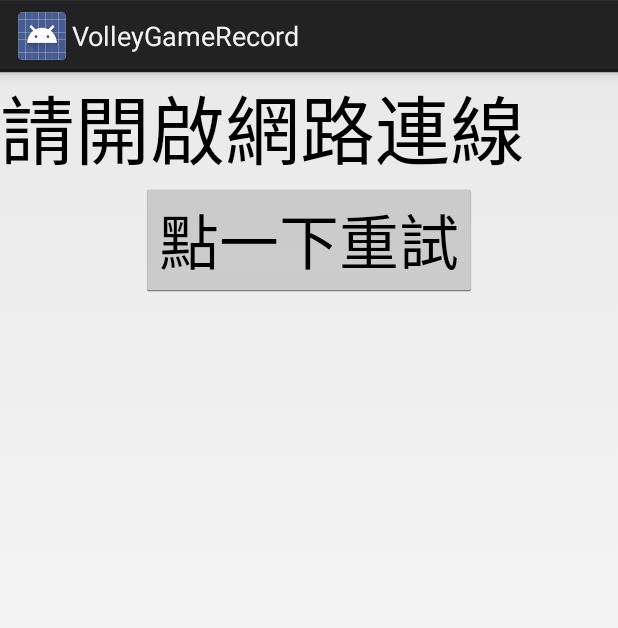
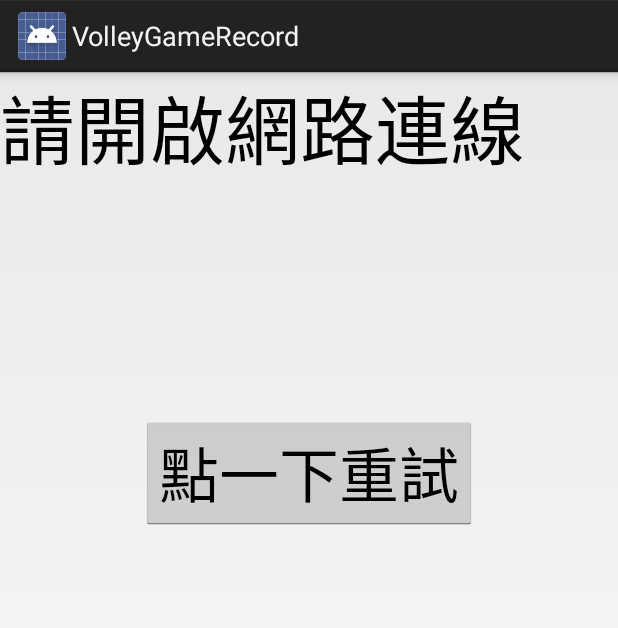
Before and after one commit to Jason52366/VolleyGameRecord, an Android app: the layout activity_nointernet.xml on its own in the app's theme, with its tools: preview values and no code run, on a phone screen of 412 x 824 dp. Shown: the top 628 px of the screen. Run offline under Robolectric (Android 15) with nearby library versions, the light colour scheme and no system bars.

Commit message:
所有ｘｍｌ皆完成

```diff
--- a/app/src/main/res/layout/activity_nointernet.xml
+++ b/app/src/main/res/layout/activity_nointernet.xml
@@ -1,22 +1,28 @@
 <?xml version="1.0" encoding="utf-8"?>
 
-<LinearLayout xmlns:android="http://schemas.android.com/apk/res/android"
-    android:orientation="vertical" android:layout_width="match_parent"
-    android:layout_height="match_parent">
-
-    <TextView
-        android:layout_width="wrap_content"
-        android:layout_height="wrap_content"
-        android:textAppearance="?android:attr/textAppearanceLarge"
-        android:text="請開啟網路連線"
-        android:id="@+id/OpenInternet"
-        android:textSize="50dp" />
+<RelativeLayout xmlns:android="http://schemas.android.com/apk/res/android"
+    android:orientation="vertical" android:layout_width="wrap_content"
+    android:layout_height="wrap_content">
 
     <Button
         android:layout_width="wrap_content"
         android:layout_height="wrap_content"
         android:text="點一下重試"
         android:id="@+id/ReRun"
-        android:layout_gravity="center_horizontal"
-        android:textSize="40dp" />
-</LinearLayout>
+        android:textSize="40dp"
+        android:layout_gravity="center|bottom"
+        android:layout_alignParentTop="true"
+        android:layout_centerHorizontal="true"
+        android:layout_marginTop="229dp" />
+
+    <TextView
+        android:layout_width="match_parent"
+        android:layout_height="wrap_content"
+        android:textAppearance="?android:attr/textAppearanceLarge"
+        android:text="請開啟網路連線"
+        android:id="@+id/OpenInternet"
+        android:layout_alignParentTop="true"
+        android:layout_alignParentLeft="true"
+        android:layout_alignParentStart="true"
+        android:textSize="50dp" />
+</RelativeLayout>
```
